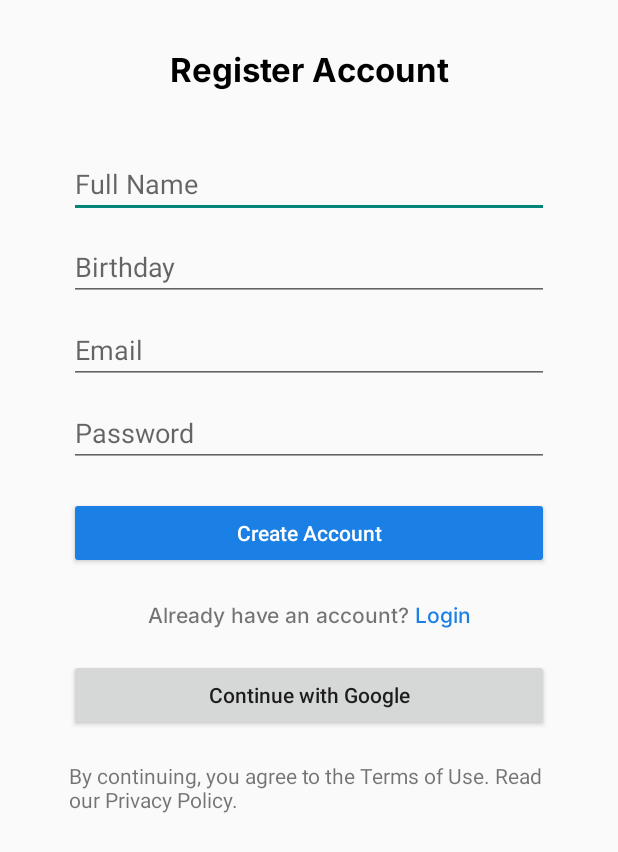
After one commit to hans-cooo/MOBDEVE_FitMaster, an Android app built with Jetpack Compose: the layout register.xml on its own in the app's theme, with its tools: preview values and no code run, on a phone screen of 412 x 824 dp. The commit adds this screen. Shown: the top 852 px of the screen. Run offline under Robolectric (Android 15) with nearby library versions, the phone set to English and light mode, and no system bars.

Commit message:
Partially created register.xml

```diff
--- /dev/null
+++ b/app/src/main/res/font/inter.xml
@@ -0,0 +1,7 @@
+<?xml version="1.0" encoding="utf-8"?>
+<font-family xmlns:app="http://schemas.android.com/apk/res-auto"
+        app:fontProviderAuthority="com.google.android.gms.fonts"
+        app:fontProviderPackage="com.google.android.gms"
+        app:fontProviderQuery="Inter"
+        app:fontProviderCerts="@array/com_google_android_gms_fonts_certs">
+</font-family>
--- /dev/null
+++ b/app/src/main/res/font/inter_medium.xml
@@ -0,0 +1,7 @@
+<?xml version="1.0" encoding="utf-8"?>
+<font-family xmlns:app="http://schemas.android.com/apk/res-auto"
+        app:fontProviderAuthority="com.google.android.gms.fonts"
+        app:fontProviderPackage="com.google.android.gms"
+        app:fontProviderQuery="name=Inter&amp;weight=500"
+        app:fontProviderCerts="@array/com_google_android_gms_fonts_certs">
+</font-family>
--- /dev/null
+++ b/app/src/main/res/layout/register.xml
@@ -0,0 +1,95 @@
+<?xml version="1.0" encoding="utf-8"?>
+<LinearLayout xmlns:android="http://schemas.android.com/apk/res/android"
+    android:layout_width="match_parent"
+    android:layout_height="match_parent"
+    android:gravity="center_horizontal"
+    android:orientation="vertical">
+
+    <TextView
+        android:id="@+id/r_title"
+        android:layout_width="match_parent"
+        android:layout_height="wrap_content"
+        android:layout_margin="30dp"
+        android:fontFamily="@font/inter_bold"
+        android:text="Register Account"
+        android:textAlignment="center"
+        android:textColor="@color/black"
+        android:textSize="22dp" />
+
+    <EditText
+        android:id="@+id/r_fullname"
+        android:layout_width="320dp"
+        android:layout_height="wrap_content"
+        android:layout_marginTop="10dp"
+        android:hint="Full Name" />
+
+    <EditText
+        android:id="@+id/r_birthday"
+        android:layout_width="320dp"
+        android:layout_height="wrap_content"
+        android:layout_marginTop="10dp"
+        android:hint="Birthday" />
+
+    <EditText
+        android:id="@+id/r_email"
+        android:layout_width="320dp"
+        android:layout_height="wrap_content"
+        android:layout_marginTop="10dp"
+        android:hint="Email" />
+
+    <EditText
+        android:id="@+id/r_password"
+        android:layout_width="320dp"
+        android:layout_height="wrap_content"
+        android:layout_marginTop="10dp"
+        android:hint="Password" />
+
+    <Button
+        android:id="@+id/r_create_account"
+        android:layout_width="320dp"
+        android:layout_height="wrap_content"
+        android:layout_margin="20dp"
+        android:backgroundTint="@color/blue_button"
+        android:text="Create Account"
+        android:textAllCaps="false"
+        android:textColor="@color/white" />
+
+
+    <LinearLayout
+        android:layout_width="match_parent"
+        android:layout_height="wrap_content"
+        android:gravity="center"
+        android:orientation="horizontal">
+
+        <TextView
+            android:id="@+id/r_have_account"
+            android:layout_width="wrap_content"
+            android:layout_height="wrap_content"
+            android:fontFamily="@font/inter_medium"
+            android:text="Already have an account?"
+            android:textAlignment="center" />
+
+        <TextView
+            android:id="@+id/r_login_button"
+            android:layout_width="wrap_content"
+            android:layout_height="wrap_content"
+            android:fontFamily="@font/inter_medium"
+            android:text=" Login"
+            android:textColor="@color/blue_button" />
+    </LinearLayout>
+
+    <Button
+        android:id="@+id/r_cont_with_google"
+        android:layout_width="320dp"
+        android:layout_height="wrap_content"
+        android:layout_margin="20dp"
+        android:text="Continue with Google"
+        android:textAllCaps="false" />
+
+    <TextView
+        android:id="@+id/r_terms"
+        android:layout_width="320dp"
+        android:layout_height="wrap_content"
+        android:text="By continuing, you agree to the Terms of Use. Read our Privacy Policy." />
+
+</LinearLayout>
--- a/app/src/main/res/values/colors.xml
+++ b/app/src/main/res/values/colors.xml
@@ -1,10 +1,6 @@
 <?xml version="1.0" encoding="utf-8"?>
 <resources>
     <color name="blue_button">#1A80E6</color>
-    <color name="purple_500">#FF6200EE</color>
-    <color name="purple_700">#FF3700B3</color>
-    <color name="teal_200">#FF03DAC5</color>
-    <color name="teal_700">#FF018786</color>
     <color name="black">#FF000000</color>
     <color name="white">#FFFFFFFF</color>
 </resources>
--- a/app/src/main/res/values/preloaded_fonts.xml
+++ b/app/src/main/res/values/preloaded_fonts.xml
@@ -1,6 +1,8 @@
 <?xml version="1.0" encoding="utf-8"?>
 <resources>
     <array name="preloaded_fonts" translatable="false">
+        <item>@font/inter</item>
         <item>@font/inter_bold</item>
+        <item>@font/inter_medium</item>
     </array>
 </resources>
```
